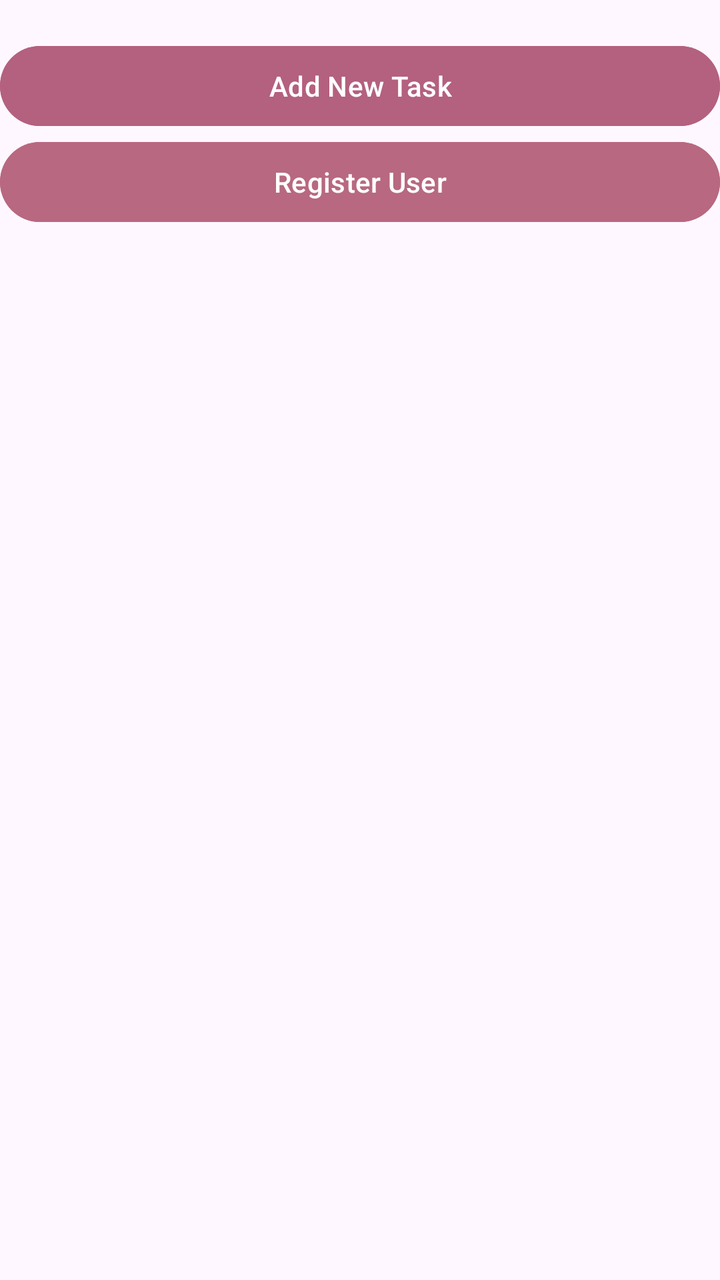
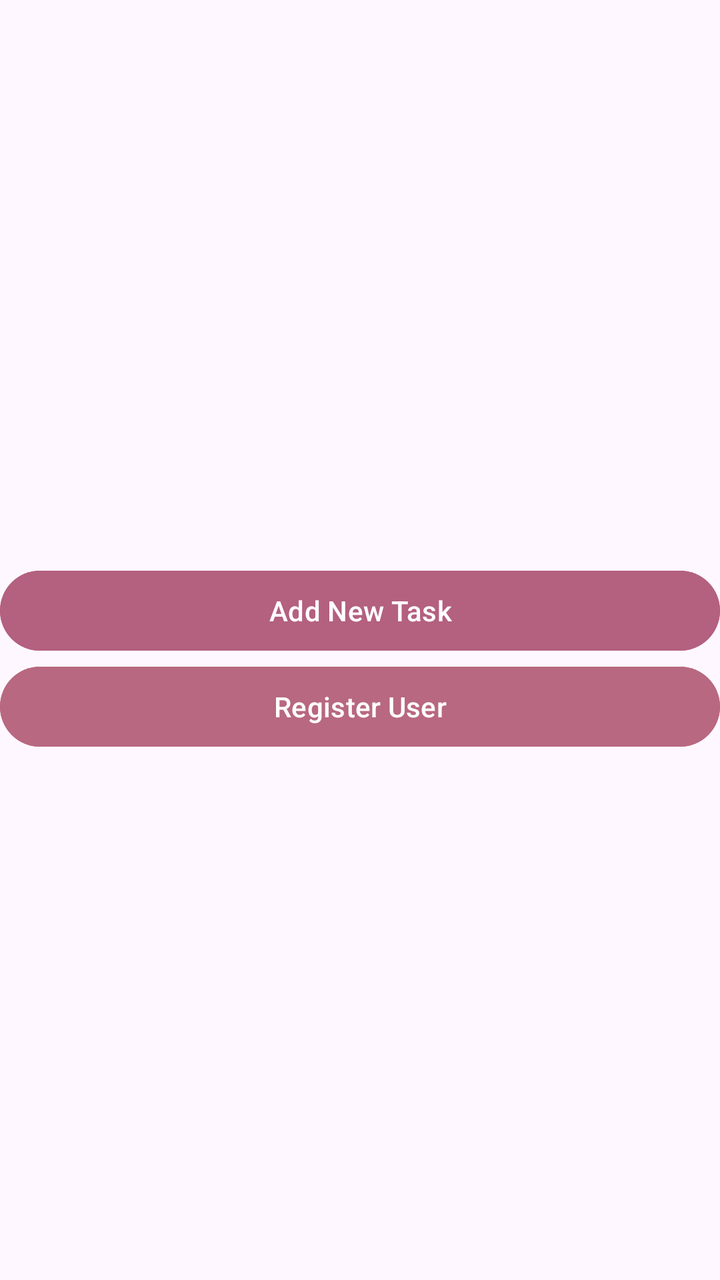

Before-and-after screenshots of an Android layout around one commit, followed by the original layout XML and the change that was made.
<!-- AndroidManifest.xml: application theme Theme.Applicationyareen -->
<!-- res/layout/activity_main.xml -->
<?xml version="1.0" encoding="utf-8"?>
<LinearLayout xmlns:android="http://schemas.android.com/apk/res/android"
    xmlns:app="http://schemas.android.com/apk/res-auto"
    xmlns:tools="http://schemas.android.com/tools"
    android:id="@+id/main"
    android:layout_width="match_parent"
    android:layout_height="match_parent"
    android:backgroundTint="#424D94"
    android:orientation="vertical"
    tools:context=".ViewPkg.MainActivity">

    <TextView
        android:layout_width="325dp"
        android:layout_height="wrap_content"
        android:orientation="vertical"
        app:layout_constraintBottom_toBottomOf="parent"
        app:layout_constraintEnd_toEndOf="parent"
        app:layout_constraintStart_toStartOf="parent"
        app:layout_constraintTop_toTopOf="parent" />

    <Button
        android:layout_width="match_parent"
        android:layout_height="wrap_content"
        android:backgroundTint="#B4607F"
        android:text="Add New Task"
        android:textColorLink="#3F51B5" />

    <Button
        android:id="@+id/button2"
        android:layout_width="match_parent"
        android:layout_height="wrap_content"
        android:backgroundTint="#B86880"
        android:text="Register User"
        android:textColorLink="#C75579" />

</LinearLayout>
<!-- resources referenced by this layout -->
<resources>
  <style name="Theme.Applicationyareen" parent="Base.Theme.Applicationyareen" />
  <style name="Base.Theme.Applicationyareen" parent="Theme.Material3.DayNight.NoActionBar">
          
          
      </style>
</resources>

<!-- the commit's change to res/layout/activity_main.xml (unified diff, before → after) -->
@@ -6,6 +6,7 @@
     android:layout_width="match_parent"
     android:layout_height="match_parent"
     android:backgroundTint="#424D94"
+    android:gravity="center"
     android:orientation="vertical"
     tools:context=".ViewPkg.MainActivity">
 
@@ -19,6 +20,7 @@
         app:layout_constraintTop_toTopOf="parent" />
 
     <Button
+        android:id="@+id/btnAddNewTask"
         android:layout_width="match_parent"
         android:layout_height="wrap_content"
         android:backgroundTint="#B4607F"
@@ -26,9 +28,10 @@
         android:textColorLink="#3F51B5" />
 
     <Button
-        android:id="@+id/button2"
+        android:id="@+id/btnRegisterUser"
         android:layout_width="match_parent"
         android:layout_height="wrap_content"
+        android:layout_gravity="center"
         android:backgroundTint="#B86880"
         android:text="Register User"
         android:textColorLink="#C75579" />
